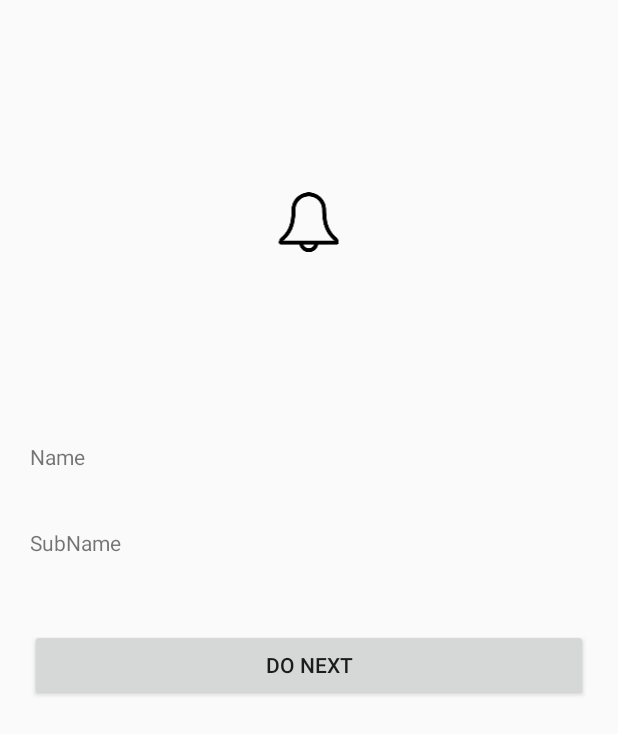
After one commit to chowii/Hc_apph, an Android app: the layout item_empty.xml on its own in the app's theme, with its tools: preview values and no code run, on a phone screen of 412 x 824 dp. The commit adds this screen. Shown: the top 734 px of the screen. Run offline under Robolectric (Android 15) with nearby library versions, the phone set to English and light mode, and no system bars.

Commit message:
35-8 Design implimented, Error handled, Empty Dataset, Refresh button

```diff
--- a/app/src/main/java/au/com/holcim/holcimapp/SettingsAdapter.java
+++ b/app/src/main/java/au/com/holcim/holcimapp/SettingsAdapter.java
@@ -48,7 +48,7 @@ public class SettingsAdapter extends FlexibleAdapter<AbstractSectionableItem> {
         List<AbstractSectionableItem> items = new ArrayList<>();
         SettingsHeaderItem settingsHeader = new SettingsHeaderItem("SETTINGS");
         items.add(new SettingsSwitchItem(settingsHeader, "Push Notifications", mSettings.receivePushNotifications, "receive_push_notifications", mSwitchListener));
-        items.add(new SettingsItem(settingsHeader, "Alerts", NavHelper.alertSettingsActivityIntent(mContext, mSettings)));
+        items.add(new SettingsItem(settingsHeader, "Alert", NavHelper.alertSettingsActivityIntent(mContext, mSettings)));
         SettingsHeaderItem helpHeader = new SettingsHeaderItem("HELP");
         items.add(new SettingsItem(helpHeader, "How To Order", NavHelper.webViewActivityIntent(mContext, Constants.Urls.howTo)));
         items.add(new SettingsItem(helpHeader, "FAQ", NavHelper.webViewActivityIntent(mContext, Constants.Urls.faq)));
--- a/app/src/main/java/au/com/holcim/holcimapp/helpers/SharedPrefsHelper.java
+++ b/app/src/main/java/au/com/holcim/holcimapp/helpers/SharedPrefsHelper.java
@@ -84,6 +84,6 @@ public class SharedPrefsHelper {
     }
 
     public String getDeviceToken() {
-        return sharedPreferences.getString(SharedPrefsHelper.SHARED_PREFS_DEVICE_TOKEN, "123"); //TODO: remove
+        return sharedPreferences.getString(SharedPrefsHelper.SHARED_PREFS_DEVICE_TOKEN, "123123"); //TODO: remove
     }
 }
--- a/app/src/main/java/au/com/holcim/holcimapp/models/Order.java
+++ b/app/src/main/java/au/com/holcim/holcimapp/models/Order.java
@@ -61,9 +61,7 @@ public class Order extends BasicOrder implements Parcelable {
         return new LatLng(latitude != null ? latitude : 0, longitude != null ? longitude : 0);
     }
 
-    public Order() {
-
-    }
+    public Order() {}
 
     public Float getTotalProductShippedFloat() {
         return Float.valueOf(totalProductShipped) != null ? Float.valueOf(totalProductShipped) : 0;
--- a/app/src/main/java/au/com/holcim/holcimapp/models/TicketItem.java
+++ b/app/src/main/java/au/com/holcim/holcimapp/models/TicketItem.java
@@ -10,7 +10,6 @@ import java.util.List;
 
 import au.com.holcim.holcimapp.DateHelper;
 import au.com.holcim.holcimapp.OrderDetailHeaderItem;
-import au.com.holcim.holcimapp.OrderHeaderItem;
 import au.com.holcim.holcimapp.R;
 import butterknife.Bind;
 import butterknife.ButterKnife;
@@ -54,7 +53,7 @@ public class TicketItem extends AbstractSectionableItem<TicketItem.TicketViewHol
 
     @Override
     public int getLayoutRes() {
-        return R.layout.ticket_list_item;
+        return R.layout.item_list_ticket;
     }
 
     @Override
--- a/app/src/main/java/au/com/holcim/holcimapp/network/HolcimService.java
+++ b/app/src/main/java/au/com/holcim/holcimapp/network/HolcimService.java
@@ -3,6 +3,7 @@ package au.com.holcim.holcimapp.network;
 import java.util.List;
 import java.util.Map;
 
+import au.com.holcim.holcimapp.alerts.Alert;
 import au.com.holcim.holcimapp.models.BasicOrder;
 import au.com.holcim.holcimapp.models.Order;
 import au.com.holcim.holcimapp.models.Settings;
@@ -24,6 +25,9 @@ public interface HolcimService {
 
     @GET("users")
     Call<User> getCurrentUser();
+
+    @GET("alerts")
+    Call<List<Alert>> getAlerts();
 
     @POST("sms")
     Call<User> requestSms(@Body Map<String, String> map);
--- a/app/src/main/java/au/com/holcim/holcimapp/network/StatusCodeInterceptor.java
+++ b/app/src/main/java/au/com/holcim/holcimapp/network/StatusCodeInterceptor.java
@@ -1,5 +1,7 @@
 package au.com.holcim.holcimapp.network;
 
+
+import android.util.Log;
 
 import java.io.IOException;
 
@@ -21,7 +23,8 @@ public class StatusCodeInterceptor implements Interceptor {
 
         int statusCode = response.code();
             if(statusCode < 200 || statusCode > 299 || response.body() == null) {
-            handleErrorResponse(response);
+                Log.d("TAG", "interceptStatusCode: " + statusCode);
+                handleErrorResponse(response);
         }
 
         return response;
--- a/app/src/main/res/layout/activity_main.xml
+++ b/app/src/main/res/layout/activity_main.xml
@@ -1,5 +1,6 @@
 <?xml version="1.0" encoding="utf-8"?>
-<android.support.design.widget.CoordinatorLayout xmlns:android="http://schemas.android.com/apk/res/android"
+<android.support.design.widget.CoordinatorLayout
+    xmlns:android="http://schemas.android.com/apk/res/android"
     xmlns:app="http://schemas.android.com/apk/res-auto"
     xmlns:tools="http://schemas.android.com/tools"
     android:id="@+id/main_content"
--- a/app/src/main/res/layout/fragment_ticket_carousel.xml
+++ b/app/src/main/res/layout/fragment_ticket_carousel.xml
@@ -5,7 +5,7 @@
              tools:context="au.com.holcim.holcimapp.fragments.TicketCarouselFragment"
     android:layout_margin="6px">
 
-    <include layout="@layout/ticket_list_item"
+    <include layout="@layout/item_list_ticket"
         android:layout_height="match_parent"
         android:layout_width="match_parent"/>
 
--- /dev/null
+++ b/app/src/main/res/layout/item_empty.xml
@@ -0,0 +1,71 @@
+<?xml version="1.0" encoding="utf-8"?>
+<android.support.constraint.ConstraintLayout
+    xmlns:android="http://schemas.android.com/apk/res/android"
+    xmlns:app="http://schemas.android.com/apk/res-auto"
+    android:id="@+id/empty_state"
+    android:layout_width="match_parent"
+    android:layout_height="match_parent"
+    >
+
+    <ImageView
+        android:id="@+id/imageView1"
+        android:layout_width="368dp"
+        android:layout_height="wrap_content"
+        android:contentDescription="No Alerts to view"
+        android:src="@drawable/bell"
+        app:layout_constraintTop_toTopOf="parent"
+        android:layout_marginTop="127dp"
+        android:layout_marginRight="8dp"
+        app:layout_constraintRight_toRightOf="parent"
+        android:layout_marginLeft="8dp"
+        app:layout_constraintLeft_toLeftOf="parent"
+        android:layout_marginStart="8dp"
+        android:layout_marginEnd="8dp" />
+
+    <TextView
+        android:id="@+id/textView1"
+        android:layout_width="0dp"
+        android:layout_height="wrap_content"
+        android:text="Name"
+        android:layout_marginTop="125dp"
+        android:layout_marginLeft="20dp"
+        android:layout_marginRight="20dp"
+        android:layout_marginStart="20dp"
+        android:layout_marginEnd="20dp"
+        app:layout_constraintTop_toBottomOf="@+id/imageView1"
+        app:layout_constraintRight_toRightOf="parent"
+        app:layout_constraintLeft_toLeftOf="parent"
+        app:layout_constraintHorizontal_bias="0.0" />
+    <TextView
+        android:id="@+id/textView2"
+        android:layout_width="0dp"
+        android:layout_height="wrap_content"
+        android:text="SubName"
+        android:layout_marginTop="38dp"
+        android:layout_marginLeft="20dp"
+        android:layout_marginRight="20dp"
+        android:layout_marginStart="20dp"
+        android:layout_marginEnd="20dp"
+        app:layout_constraintTop_toBottomOf="@+id/textView1"
+        app:layout_constraintRight_toRightOf="parent"
+        app:layout_constraintLeft_toLeftOf="parent"
+        app:layout_constraintHorizontal_bias="0.0"
+        />
+
+    <Button
+        android:id="@+id/buttonView"
+        android:layout_width="0dp"
+        android:layout_height="wrap_content"
+        android:text="Do Next"
+        android:layout_marginBottom="40dp"
+        android:layout_marginLeft="20dp"
+        android:layout_marginRight="20dp"
+        android:layout_marginTop="48dp"
+        app:layout_constraintBottom_toBottomOf="parent"
+        app:layout_constraintHorizontal_bias="0.0"
+        app:layout_constraintLeft_toLeftOf="parent"
+        app:layout_constraintRight_toRightOf="parent"
+        app:layout_constraintTop_toBottomOf="@+id/textView2"
+        app:layout_constraintVertical_bias="0.0" />
+
+</android.support.constraint.ConstraintLayout>
--- a/app/src/main/res/layout/ticket_list_item.xml
+++ b/app/src/main/res/layout/item_list_ticket.xml
@@ -1,5 +1,6 @@
 <?xml version="1.0" encoding="utf-8"?>
 <RelativeLayout xmlns:android="http://schemas.android.com/apk/res/android"
+               android:id="@+id/item_layout"
                 android:layout_width="match_parent"
                 android:layout_height="100dp"
                 xmlns:tools="http://schemas.android.com/tools"
```
Also changed, not shown: app/src/main/java/au/com/holcim/holcimapp/activities/MainActivity.java (+7 -19 lines), app/src/main/java/au/com/holcim/holcimapp/alerts/Alert.java (added, +66 -0 lines), app/src/main/java/au/com/holcim/holcimapp/alerts/AlertAdapter.java (added, +132 -0 lines), app/src/main/java/au/com/holcim/holcimapp/alerts/AlertAttachment.java (added, +46 -0 lines), app/src/main/java/au/com/holcim/holcimapp/alerts/AlertFragment.java (added, +168 -0 lines), app/src/main/java/au/com/holcim/holcimapp/alerts/Alertable.kt (added, +14 -0 lines), app/src/main/java/au/com/holcim/holcimapp/alerts/AlertsImplKt.kt (added, +24 -0 lines), app/src/main/res/layout/fragment_alert.xml (added, +26 -0 lines). Lines whose indentation alone changed are shown as unchanged.
